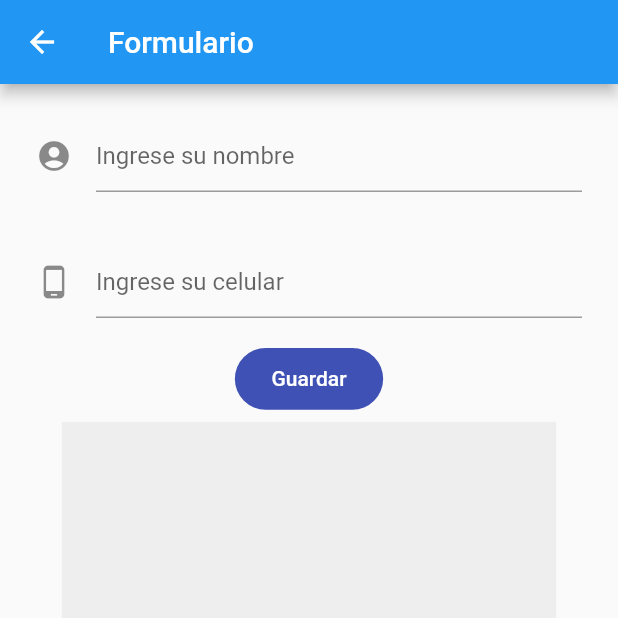
After one commit to sebasfernandezr/myfirstapp, a Flutter app: the UserFomPage screen opened directly, after a tap on "Guardar", on a phone screen of 412 x 824 dp, the top half of it. The commit adds this screen. Run offline on Flutter 3.47's test engine with Material 2 defaults, Android fonts, the light colour scheme and no system bars.

Commit message:
Models,CRUD users

```diff
--- a/lib/main.dart
+++ b/lib/main.dart
@@ -10,6 +10,7 @@ void main (){
     @override
     Widget build(BuildContext context) {
       return MaterialApp(
+        debugShowCheckedModeBanner: false,
       theme: ThemeData(primaryColor: Colors.blue),
       home: HomePage(),
       title: "MI TITULO",
--- /dev/null
+++ b/lib/ui/user/model/usermodel.dart
@@ -0,0 +1,5 @@
+class UserModel {
+  String name;
+  int phoneNumber;
+  UserModel({this.name,this.phoneNumber});
+}
--- /dev/null
+++ b/lib/ui/user/user_form_page.dart
@@ -0,0 +1,138 @@
+import 'package:flutter/material.dart';
+import 'package:flutter_myfirsapp_balcoder/ui/user/model/usermodel.dart';
+
+class UserFomPage extends StatefulWidget {
+  UserFomPage({this.data});
+  String data;
+
+  @override
+  _UserFomPageState createState() => _UserFomPageState();
+}
+
+class _UserFomPageState extends State<UserFomPage> {
+  TextEditingController _cName = TextEditingController();
+  TextEditingController _cPhoneNumber = TextEditingController();
+  UserModel _userModel = new UserModel();
+  List<UserModel> _userList = [];
+
+  int currentIndex;
+
+  @override
+  Widget build(BuildContext context) {
+    double _height = MediaQuery.of(context).size.height;
+    double _width = MediaQuery.of(context).size.width;
+    print(widget.data);
+    return Scaffold(
+      appBar: AppBar(
+        title: Text("Formulario"),
+      ),
+      body: Container(
+        child: Column(
+          children: [
+            Padding(
+              padding: const EdgeInsets.only(
+                  top: 24.0, left: 24.0, right: 24.0, bottom: 12.0),
+              child: TextFormField(
+                controller: _cName,
+                decoration: InputDecoration(
+                    icon: Icon(Icons.account_circle_rounded),
+                    hintText: "Ingrese su nombre"),
+              ),
+            ),
+            Padding(
+              padding: const EdgeInsets.only(
+                  top: 24.0, left: 24.0, right: 24.0, bottom: 12.0),
+              child: TextFormField(
+                keyboardType: TextInputType.phone,
+                controller: _cPhoneNumber,
+                decoration: InputDecoration(
+                    icon: Icon(Icons.phone_android),
+                    hintText: "Ingrese su celular"),
+              ),
+            ),
+            Padding(
+              padding: const EdgeInsets.all(8.0),
+              child: GestureDetector(
+                onTap: () {
+                  if (currentIndex != null) {
+                    _userModel = _userList[currentIndex];
+                    _userModel.name = _cName.text;
+                    _userModel.phoneNumber = int.parse(_cPhoneNumber.text);
+
+                    _userList.removeAt(currentIndex);
+
+                    setState(() {
+                      _userList.add(_userModel);
+                    });
+                  } else {
+                    //LOGICA
+                    _userModel.name = _cName.text;
+                    _userModel.phoneNumber = int.parse(_cPhoneNumber.text);
+
+                    print(_userModel.name);
+                    print(_userModel.phoneNumber);
+
+                    setState(() {
+                      _userList.add(_userModel);
+                    });
+
+                    _userModel = new UserModel();
+                  }
+
+                  //reseteadores
+                  _cName.text = "";
+                  _cPhoneNumber.text = "";
+                  currentIndex = null;
+                },
+                child: Container(
+                  child: Center(
+                      child: Text(
+                    /*if terciario, si existe el botón actualiza si no, guarda*/
+                    currentIndex != null ? "Actualizar" : "Guardar",
+                    style: TextStyle(
+                        color: Colors.white, fontWeight: FontWeight.w500),
+                  )),
+                  height: _height * 0.05,
+                  width: _width * 0.24,
+                  decoration: BoxDecoration(
+                      color: Colors.indigo,
+                      borderRadius: BorderRadius.all(Radius.circular(40))),
+                ),
+              ),
+            ),
+            Container(
+                width: _width * 0.8,
+                height: _height * 0.4,
+                color: Colors.grey[200],
+                child: ListView.builder(
+                    itemCount: _userList.length,
+                    itemBuilder: (context, index) {
+                      return ListTile(
+                          /*Actualizar*/
+                          onTap: () {
+                            setState(() {
+                              currentIndex = index;
+                              _cName.text = _userList[index].name;
+                              _cPhoneNumber.text =
+                                  _userList[index].phoneNumber.toString();
+                            });
+                          },
+                          leading: Icon(Icons.person),
+                          title: Text(_userList[index].name),
+                          subtitle:
+                              Text(_userList[index].phoneNumber.toString()),
+                          /*Eliminar*/
+                          trailing: GestureDetector(
+                              onTap: () {
+                                setState(() {
+                                  _userList.removeAt(index);
+                                });
+                              },
+                              child: Icon(Icons.delete)));
+                    }))
+          ],
+        ),
+      ),
+    );
+  }
+}
```
Also changed, not shown: lib/ui/home_page.dart (+14 -7 lines), lib/ui/second_page.dart (deleted, +0 -15 lines).
